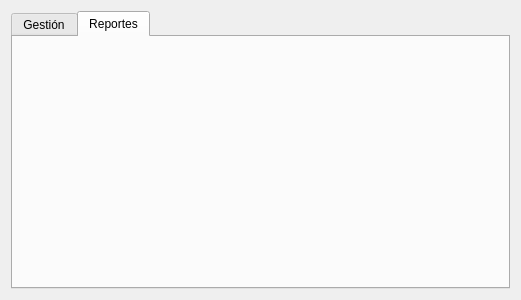
Above: view/ui/main.ui from R0land013/blue-pos before the change. Below: the same form after it.
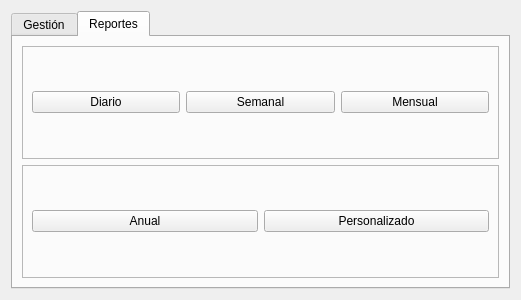
That is the form after the change. The open tabs and pages were chosen to show the change.

Commit message:
Feat: Implementado el acceso a la vista de reporte diario.
	Creadas las clases DaySaleReportPresenter y DaySaleReportView.

```diff
--- a/view/ui/main.ui
+++ b/view/ui/main.ui
@@ -47,6 +47,67 @@
       <attribute name="title">
        <string>Reportes</string>
       </attribute>
+      <layout class="QVBoxLayout" name="verticalLayout_2">
+       <item>
+        <widget class="QFrame" name="frame">
+         <property name="frameShape">
+          <enum>QFrame::StyledPanel</enum>
+         </property>
+         <property name="frameShadow">
+          <enum>QFrame::Raised</enum>
+         </property>
+         <layout class="QHBoxLayout" name="horizontalLayout_2">
+          <item>
+           <widget class="QPushButton" name="day_report_button">
+            <property name="text">
+             <string>Diario</string>
+            </property>
+           </widget>
+          </item>
+          <item>
+           <widget class="QPushButton" name="week_report_button">
+            <property name="text">
+             <string>Semanal</string>
+            </property>
+           </widget>
+          </item>
+          <item>
+           <widget class="QPushButton" name="month_report_button">
+            <property name="text">
+             <string>Mensual</string>
+            </property>
+           </widget>
+          </item>
+         </layout>
+        </widget>
+       </item>
+       <item>
+        <widget class="QFrame" name="frame_2">
+         <property name="frameShape">
+          <enum>QFrame::StyledPanel</enum>
+         </property>
+         <property name="frameShadow">
+          <enum>QFrame::Raised</enum>
+         </property>
+         <layout class="QHBoxLayout" name="horizontalLayout_3">
+          <item>
+           <widget class="QPushButton" name="year_report_button">
+            <property name="text">
+             <string>Anual</string>
+            </property>
+           </widget>
+          </item>
+          <item>
+           <widget class="QPushButton" name="custom_report_button">
+            <property name="text">
+             <string>Personalizado</string>
+            </property>
+           </widget>
+          </item>
+         </layout>
+        </widget>
+       </item>
+      </layout>
      </widget>
     </widget>
    </item>
```
The commit also changes 4 other files.
